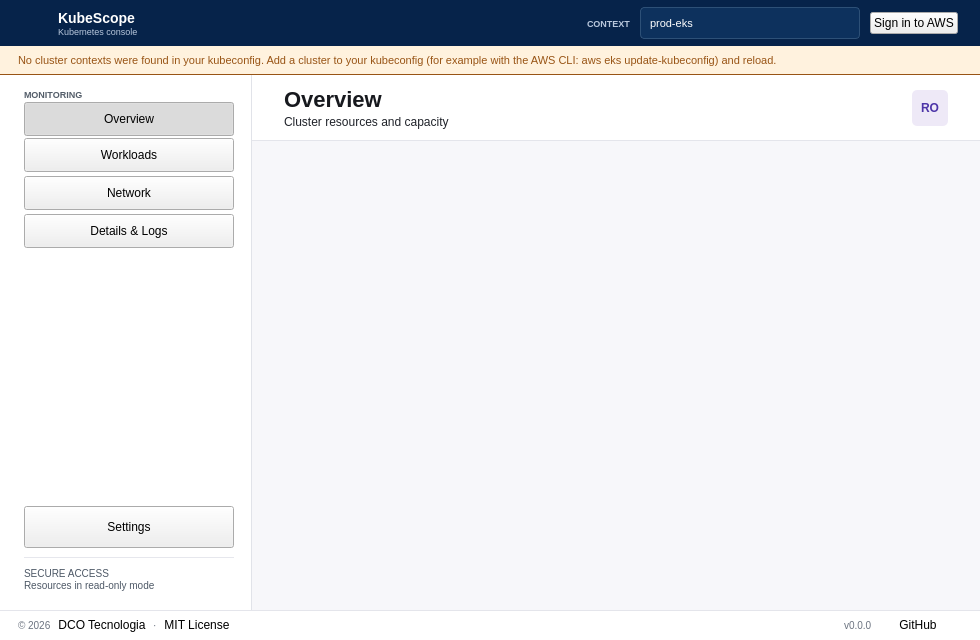
Qt form src/kubescope/ui/main_window.ui (dcotecnologia/kubescope) before a commit.
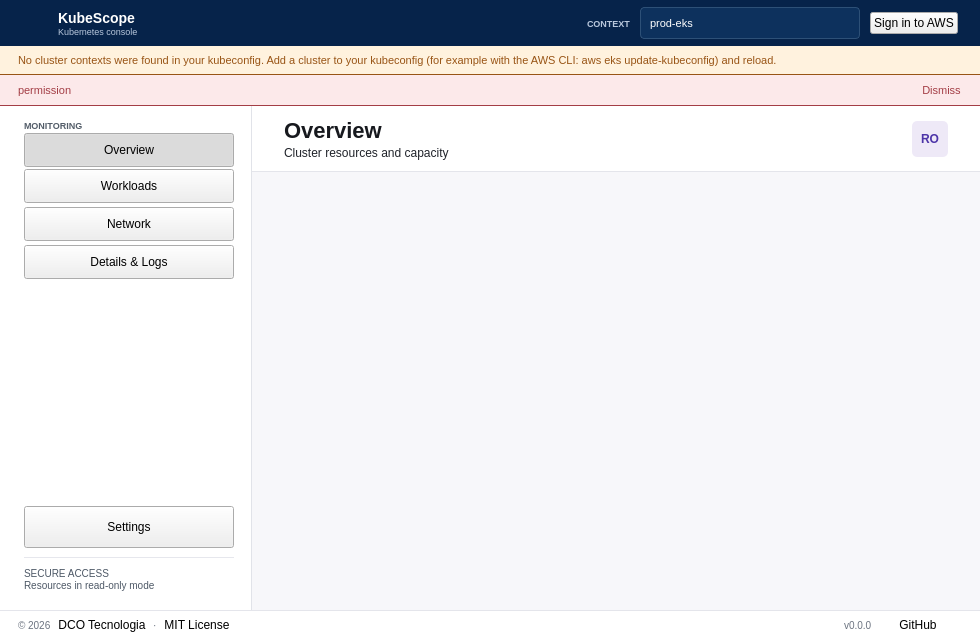
The same form after that commit. Icons and pictures are not drawn.

Commit message:
feat(window): warn with a banner when the user lacks permission
A Forbidden answer used to show only in the status text, or in a dialog for
Details and Logs. Both now raise a banner under the top bar that names what
is not allowed when kubectl says it, with a Dismiss button. It goes away
once a list loads or the context changes.

What changed in the file:
```diff
--- a/src/kubescope/ui/main_window.ui
+++ b/src/kubescope/ui/main_window.ui
@@ -178,6 +178,9 @@
 }
 QFrame#noContextsBanner { background: #fff2de; border-bottom: 1px solid #985415; }
 QFrame#noContextsBanner QLabel { color: #985415; font-size: 11px; background: transparent; }
+QFrame#permissionBanner { background: #fce9ea; border-bottom: 1px solid #a33d45; }
+QFrame#permissionBanner QLabel { color: #a33d45; font-size: 11px; background: transparent; }
+QFrame#permissionBanner QPushButton { color: #a33d45; font-size: 11px; padding: 0 0 0 12px; }
 QFrame#appFooter { background: #ffffff; border-top: 1px solid #e4e5eb; }
 QLabel#footerLicense, QLabel#footerDot, QLabel#footerVersion { color: #6b7380; font-size: 10px; }
 QFrame#appFooter QPushButton[variant="link"] { font-size: 10px; padding: 0 0 0 6px; }
@@ -185,7 +188,7 @@
 </string>
   </property>
   <widget class="QWidget" name="centralwidget">
-   <layout class="QVBoxLayout" name="rootLayout" stretch="0,0,1,0">
+   <layout class="QVBoxLayout" name="rootLayout" stretch="0,0,0,1,0">
     <property name="spacing">
      <number>0</number>
     </property>
@@ -373,6 +376,50 @@
       </layout>
      </widget>
     </item>
+    <item>
+     <widget class="QFrame" name="permissionBanner">
+      <property name="visible">
+       <bool>false</bool>
+      </property>
+      <layout class="QHBoxLayout" name="permissionLayout" stretch="1,0">
+       <property name="leftMargin">
+        <number>18</number>
+       </property>
+       <property name="topMargin">
+        <number>8</number>
+       </property>
+       <property name="rightMargin">
+        <number>18</number>
+       </property>
+       <property name="bottomMargin">
+        <number>8</number>
+       </property>
+       <item>
+        <widget class="QLabel" name="permissionLabel">
+         <property name="text">
+          <string notr="true">permission</string>
+         </property>
+         <property name="wordWrap">
+          <bool>true</bool>
+         </property>
+        </widget>
+       </item>
+       <item>
+        <widget class="QPushButton" name="permissionDismiss">
+         <property name="text">
+          <string>Dismiss</string>
+         </property>
+         <property name="flat">
+          <bool>true</bool>
+         </property>
+         <property name="variant" stdset="0">
+          <string notr="true">link</string>
+         </property>
+        </widget>
+       </item>
+      </layout>
+     </widget>
+    </item>
     <item>
      <layout class="QHBoxLayout" name="shell" stretch="0,1">
       <property name="spacing">
```
The commit also changes 7 other files.
